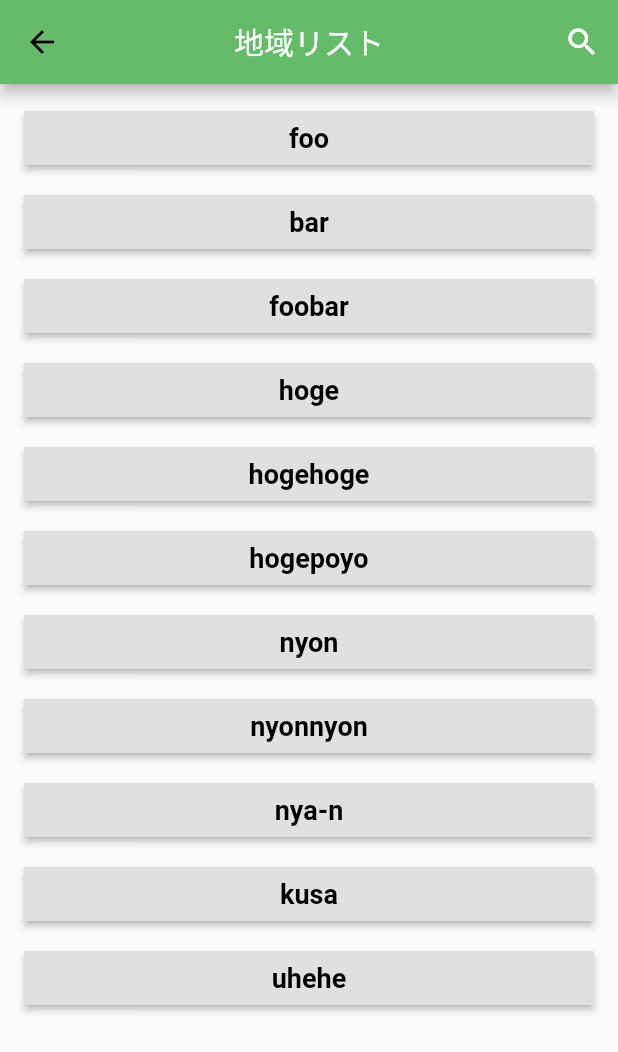
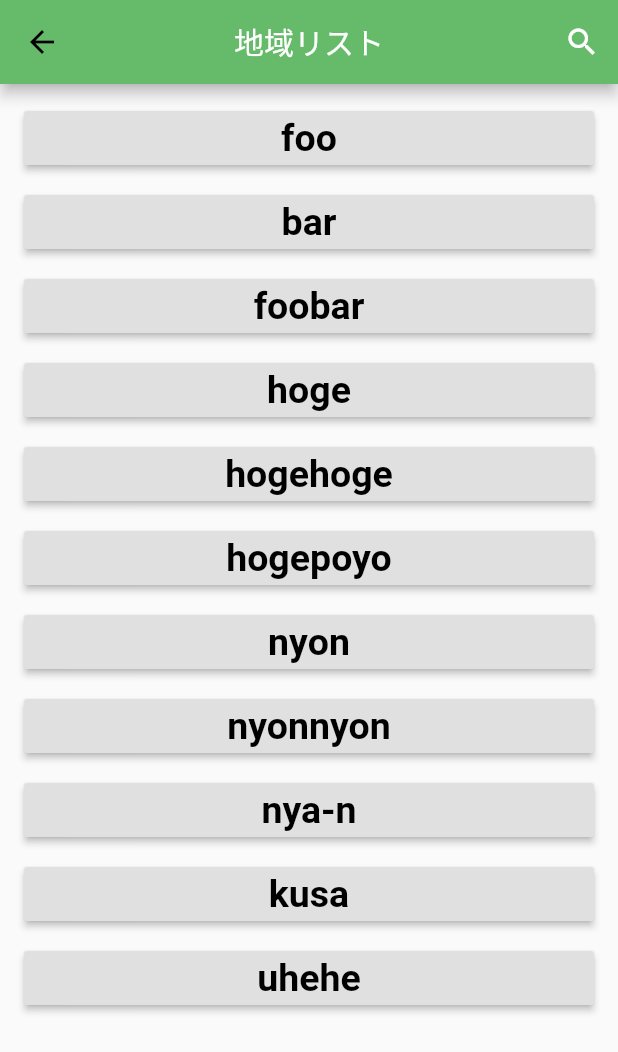
Before and after one commit to hqmutaro/Umimamoru, a Flutter app: the screen it shows after launch, after a tap on "地域を選択する", on a phone screen of 412 x 824 dp. Shown: the top 1052 px of the screen. Run offline on Flutter 3.47's test engine with Material 2 defaults, Android fonts, the phone set to English and light mode, and no system bars; network calls fail.

Commit message:
fix: 検索関連
検索したまま画面遷移しても、戻った際に検索状態から直して表示するようにした。

```diff
--- a/lib/main.dart
+++ b/lib/main.dart
@@ -43,7 +43,6 @@ class _MyHomePageState extends State<MyHomePage> {
               Padding(
                 padding: EdgeInsets.fromLTRB(24.0, 50.0, 24.0, 50.0),
               ),
-
               Text(
                 "うみまもる",
                 style: TextStyle(fontSize:49.0,
@@ -51,28 +50,23 @@ class _MyHomePageState extends State<MyHomePage> {
                     fontWeight: FontWeight.w500,
                     fontFamily: "Roboto"),
               ),
-
               Padding(
                 padding: EdgeInsets.all(24.0),
               ),
-
               RaisedButton(key:null, onPressed:buttonPressed,
                   color: Color(0xFFe0e0e0),
                   child:
                   Text(
                     "地域を選択する",
-                    style: TextStyle(fontSize:18.0,
+                    style: TextStyle(fontSize:25.0,
                         color: Color(0xFF000000),
                         fontWeight: FontWeight.w600,
                         fontFamily: "Roboto"),
                   )
               )
             ]
-
         ),
-
       ),
-
     );
   }
 
--- a/lib/select_region.dart
+++ b/lib/select_region.dart
@@ -69,12 +69,12 @@ class _SearchListState extends State<SearchList> {
   }
 
   List<ChildItem> _buildList() {
-    return _list.map((contact) => ChildItem(contact)).toList();
+    return _list.map((contact) => ChildItem(contact, this)).toList();
   }
 
   List<ChildItem> _buildSearchList() {
     if (_searchText.isEmpty) {
-      return _list.map((contact) => ChildItem(contact)).toList();
+      return _list.map((contact) => ChildItem(contact, this)).toList();
     }
     else {
       List<String> _searchList = List();
@@ -84,7 +84,7 @@ class _SearchListState extends State<SearchList> {
           _searchList.add(name);
         }
       }
-      return _searchList.map((contact) => ChildItem(contact)).toList();
+      return _searchList.map((contact) => ChildItem(contact, this)).toList();
     }
   }
 
@@ -138,19 +138,21 @@ class _SearchListState extends State<SearchList> {
 
 class ChildItem extends StatelessWidget {
   final String name;
-  ChildItem(this.name);
+  _SearchListState _searchListState;
+  ChildItem(this.name, this._searchListState);
   @override
   Widget build(BuildContext context) {
     return ListTile(title: RaisedButton(
         key: null,
         onPressed: () {
           Navigator.push(context, MaterialPageRoute(builder: (context) => InfoDisplay(this.name)));
+          _searchListState._handleSearchEnd();
         },
         color: Color(0xFFe0e0e0),
         child:
         Text(
           this.name,
-          style: TextStyle(fontSize:18.0,
+          style: TextStyle(fontSize:25.0,
               color: Color(0xFF000000),
               fontWeight: FontWeight.w600,
               fontFamily: "Roboto"),
```
